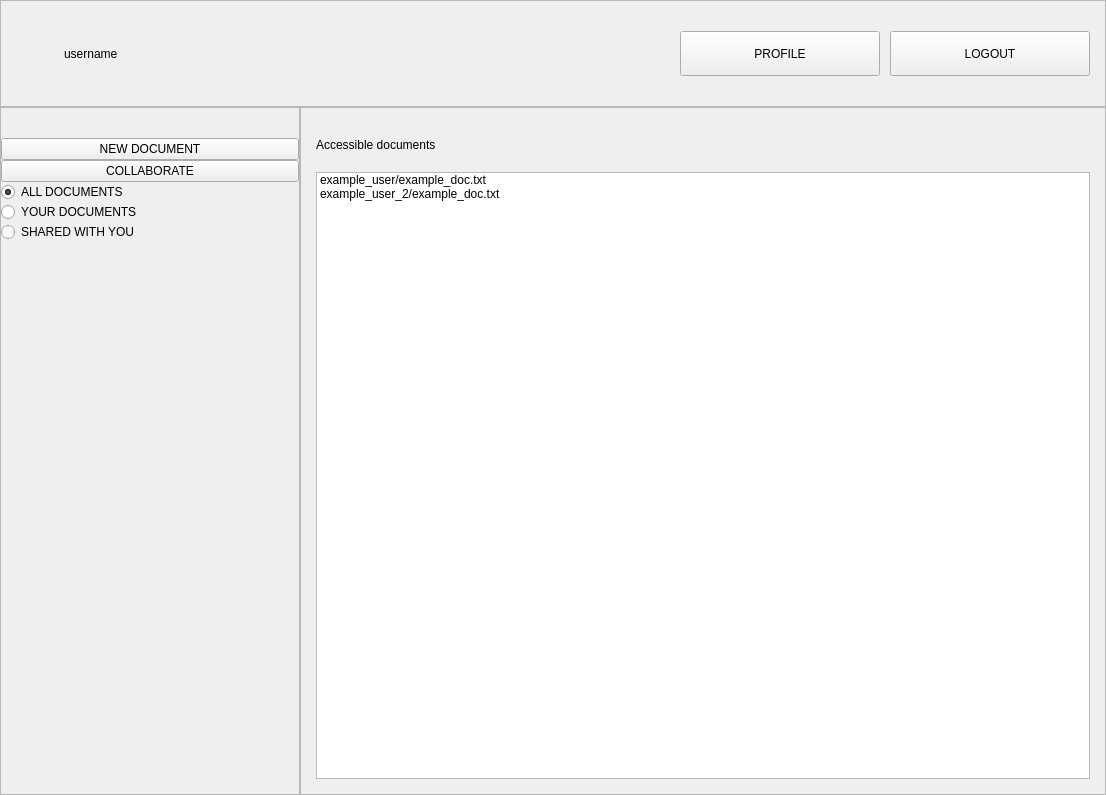
The window that src/client_new/ui/home.ui (franco-ruggeri/write-together) describes before a commit, drawn with Qt 5.
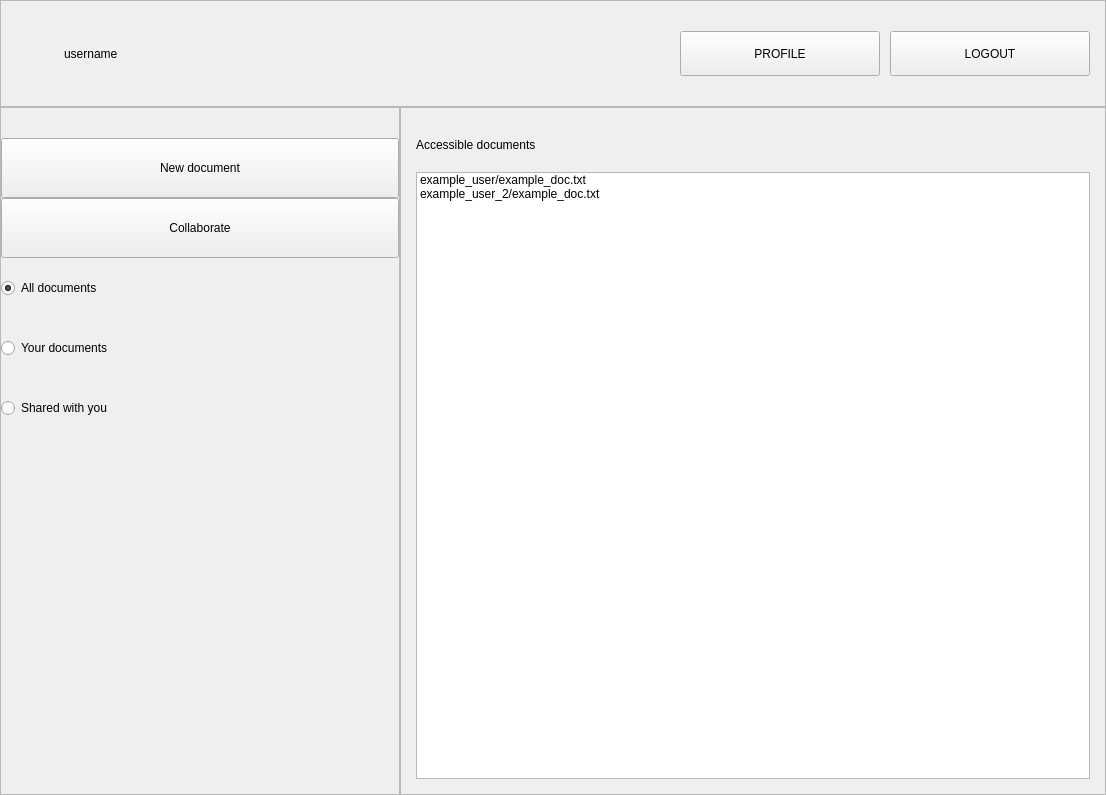
The same window after the commit. Icons and pictures are not drawn.

```diff
--- a/src/client_new/ui/home.ui
+++ b/src/client_new/ui/home.ui
@@ -34,6 +34,10 @@
 	background-color: #2c3645;
 }
 
+QFrame#actions * {
+	font-size: 16pt;
+}
+
 QFrame#document_list {
 	background-color: #f2f2f2;
 }
@@ -43,7 +47,13 @@
     border-radius: 20px;
 }
 
-QFrame#actions QRadioButton,QPushButton {
+QFrame#actions QRadioButton {
+	padding: 4px 16px 5px;
+	border: none;
+    color: white;
+}
+
+QFrame#actions QPushButton {
 	padding: 4px 16px 5px;
 	border: none;
     color: white;
@@ -165,13 +175,13 @@
     <widget class="QFrame" name="actions">
      <property name="minimumSize">
       <size>
-       <width>300</width>
+       <width>400</width>
        <height>0</height>
       </size>
      </property>
      <property name="maximumSize">
       <size>
-       <width>400</width>
+       <width>500</width>
        <height>16777215</height>
       </size>
      </property>
@@ -203,7 +213,7 @@
       <item>
        <widget class="QPushButton" name="new_document">
         <property name="sizePolicy">
-         <sizepolicy hsizetype="Minimum" vsizetype="Fixed">
+         <sizepolicy hsizetype="Minimum" vsizetype="Minimum">
           <horstretch>0</horstretch>
           <verstretch>0</verstretch>
          </sizepolicy>
@@ -211,13 +221,13 @@
         <property name="minimumSize">
          <size>
           <width>0</width>
-          <height>0</height>
+          <height>60</height>
          </size>
         </property>
         <property name="maximumSize">
          <size>
           <width>16777215</width>
-          <height>45</height>
+          <height>100</height>
          </size>
         </property>
         <property name="cursor">
@@ -227,7 +237,7 @@
          <enum>Qt::TabFocus</enum>
         </property>
         <property name="text">
-         <string>NEW DOCUMENT</string>
+         <string>New document</string>
         </property>
         <property name="icon">
          <iconset resource="resource.qrc">
@@ -244,7 +254,7 @@
       <item>
        <widget class="QPushButton" name="collaborate">
         <property name="sizePolicy">
-         <sizepolicy hsizetype="Minimum" vsizetype="Fixed">
+         <sizepolicy hsizetype="Minimum" vsizetype="Minimum">
           <horstretch>0</horstretch>
           <verstretch>0</verstretch>
          </sizepolicy>
@@ -252,13 +262,13 @@
         <property name="minimumSize">
          <size>
           <width>0</width>
-          <height>0</height>
+          <height>60</height>
          </size>
         </property>
         <property name="maximumSize">
          <size>
           <width>16777215</width>
-          <height>45</height>
+          <height>100</height>
          </size>
         </property>
         <property name="cursor">
@@ -268,7 +278,7 @@
          <enum>Qt::TabFocus</enum>
         </property>
         <property name="text">
-         <string>COLLABORATE</string>
+         <string>Collaborate</string>
         </property>
         <property name="icon">
          <iconset resource="resource.qrc">
@@ -285,7 +295,7 @@
       <item>
        <widget class="QRadioButton" name="all_documents">
         <property name="sizePolicy">
-         <sizepolicy hsizetype="Minimum" vsizetype="Fixed">
+         <sizepolicy hsizetype="Minimum" vsizetype="Minimum">
           <horstretch>0</horstretch>
           <verstretch>0</verstretch>
          </sizepolicy>
@@ -293,13 +303,13 @@
         <property name="minimumSize">
          <size>
           <width>0</width>
-          <height>0</height>
+          <height>60</height>
          </size>
         </property>
         <property name="maximumSize">
          <size>
           <width>16777215</width>
-          <height>45</height>
+          <height>100</height>
          </size>
         </property>
         <property name="cursor">
@@ -309,7 +319,7 @@
          <enum>Qt::TabFocus</enum>
         </property>
         <property name="text">
-         <string>ALL DOCUMENTS</string>
+         <string>All documents</string>
         </property>
         <property name="checked">
          <bool>true</bool>
@@ -319,7 +329,7 @@
       <item>
        <widget class="QRadioButton" name="your_documents">
         <property name="sizePolicy">
-         <sizepolicy hsizetype="Minimum" vsizetype="Fixed">
+         <sizepolicy hsizetype="Minimum" vsizetype="Minimum">
           <horstretch>0</horstretch>
           <verstretch>0</verstretch>
          </sizepolicy>
@@ -327,13 +337,13 @@
         <property name="minimumSize">
          <size>
           <width>0</width>
-          <height>0</height>
+          <height>60</height>
          </size>
         </property>
         <property name="maximumSize">
          <size>
           <width>16777215</width>
-          <height>45</height>
+          <height>100</height>
          </size>
         </property>
         <property name="cursor">
@@ -343,14 +353,14 @@
          <enum>Qt::TabFocus</enum>
         </property>
         <property name="text">
-         <string>YOUR DOCUMENTS</string>
+         <string>Your documents</string>
         </property>
        </widget>
       </item>
       <item>
        <widget class="QRadioButton" name="shared_with_you">
         <property name="sizePolicy">
-         <sizepolicy hsizetype="Minimum" vsizetype="Fixed">
+         <sizepolicy hsizetype="Minimum" vsizetype="Minimum">
           <horstretch>0</horstretch>
           <verstretch>0</verstretch>
          </sizepolicy>
@@ -358,13 +368,13 @@
         <property name="minimumSize">
          <size>
           <width>0</width>
-          <height>0</height>
+          <height>60</height>
          </size>
         </property>
         <property name="maximumSize">
          <size>
           <width>16777215</width>
-          <height>45</height>
+          <height>100</height>
          </size>
         </property>
         <property name="cursor">
@@ -374,7 +384,7 @@
          <enum>Qt::TabFocus</enum>
         </property>
         <property name="text">
-         <string>SHARED WITH YOU</string>
+         <string>Shared with you</string>
         </property>
        </widget>
       </item>
```
